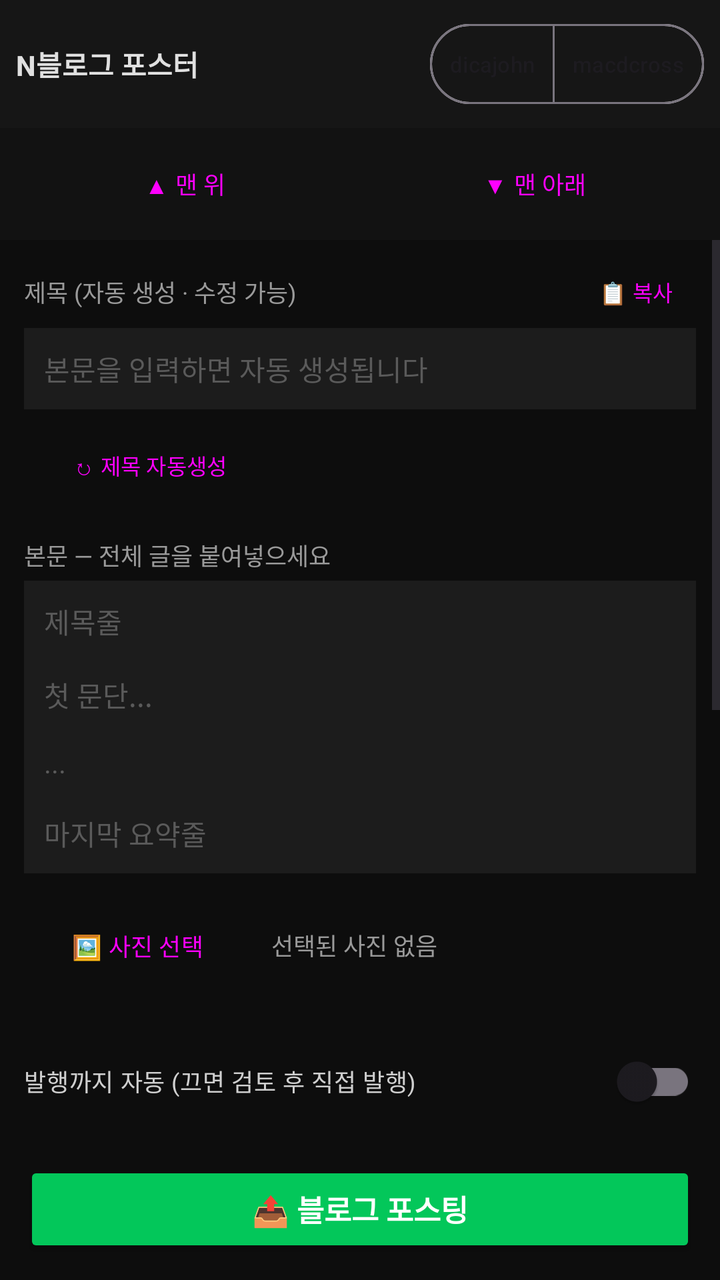
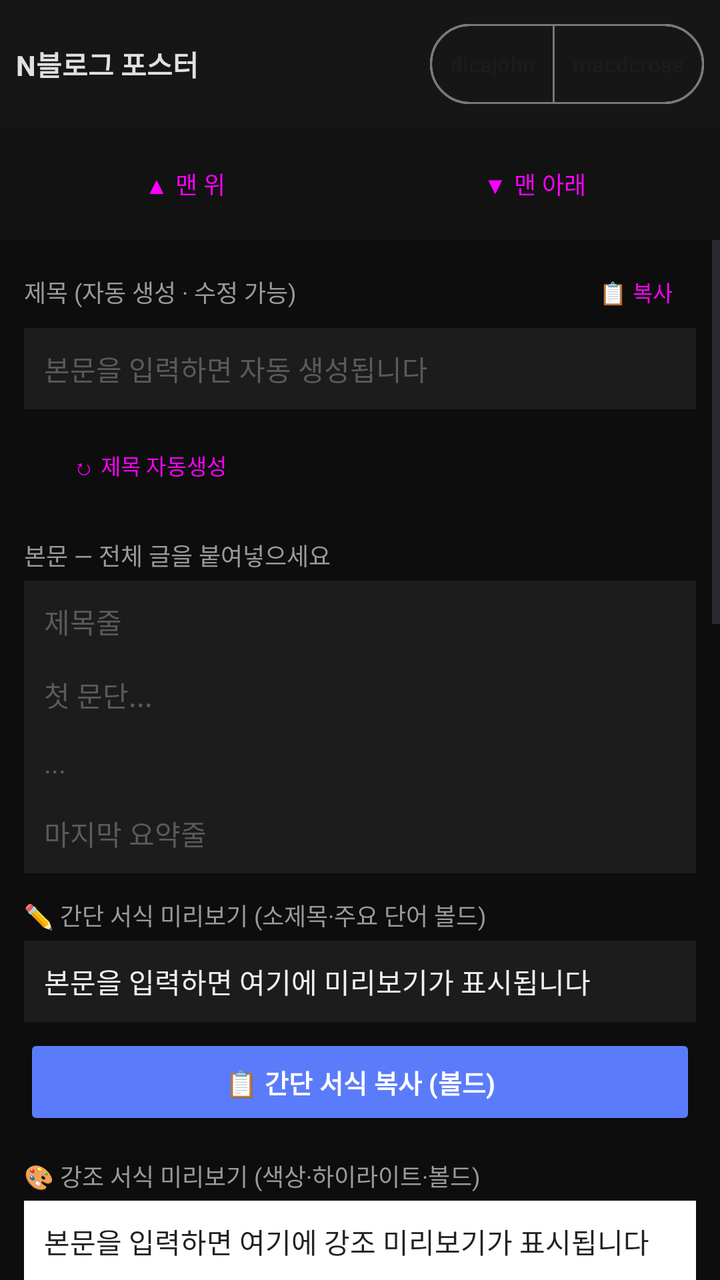

Compare the two renders of this Android layout. The source of the first and the diff that turns it into the second are given below.
<!-- AndroidManifest.xml: application theme Theme.Nclaude -->
<!-- res/layout/activity_main.xml -->
<?xml version="1.0" encoding="utf-8"?>
<LinearLayout xmlns:android="http://schemas.android.com/apk/res/android"
    xmlns:app="http://schemas.android.com/apk/res-auto"
    android:layout_width="match_parent"
    android:layout_height="match_parent"
    android:orientation="vertical"
    android:background="#0d0d0d">

    
    <LinearLayout
        android:layout_width="match_parent"
        android:layout_height="wrap_content"
        android:orientation="horizontal"
        android:gravity="center_vertical"
        android:padding="8dp"
        android:background="#161616">

        <TextView
            android:layout_width="0dp"
            android:layout_height="wrap_content"
            android:layout_weight="1"
            android:text="N블로그 포스터"
            android:textColor="#e0e0e0"
            android:textSize="14sp"
            android:textStyle="bold" />

        <com.google.android.material.button.MaterialButtonToggleGroup
            android:id="@+id/accountGroup"
            android:layout_width="wrap_content"
            android:layout_height="wrap_content"
            app:singleSelection="true"
            app:selectionRequired="true">

            <com.google.android.material.button.MaterialButton
                android:id="@+id/btnAcc1"
                style="?attr/materialButtonOutlinedStyle"
                android:layout_width="wrap_content"
                android:layout_height="wrap_content"
                android:text="dicajohn"
                android:textSize="11sp"
                android:minWidth="0dp"
                android:paddingStart="10dp"
                android:paddingEnd="10dp" />

            <com.google.android.material.button.MaterialButton
                android:id="@+id/btnAcc2"
                style="?attr/materialButtonOutlinedStyle"
                android:layout_width="wrap_content"
                android:layout_height="wrap_content"
                android:text="macdcross"
                android:textSize="11sp"
                android:minWidth="0dp"
                android:paddingStart="10dp"
                android:paddingEnd="10dp" />
        </com.google.android.material.button.MaterialButtonToggleGroup>
    </LinearLayout>

    <ProgressBar
        android:id="@+id/progress"
        style="?android:attr/progressBarStyleHorizontal"
        android:layout_width="match_parent"
        android:layout_height="wrap_content"
        android:indeterminate="true"
        android:visibility="gone" />

    <TextView
        android:id="@+id/status"
        android:layout_width="match_parent"
        android:layout_height="wrap_content"
        android:padding="6dp"
        android:textColor="#7c6ff7"
        android:textSize="12sp"
        android:visibility="gone" />

    
    <TextView
        android:id="@+id/debugLog"
        android:layout_width="match_parent"
        android:layout_height="wrap_content"
        android:paddingStart="6dp"
        android:paddingEnd="6dp"
        android:paddingTop="2dp"
        android:paddingBottom="2dp"
        android:background="#0a0a0a"
        android:fontFamily="monospace"
        android:textColor="#5fae5f"
        android:textSize="8sp"
        android:maxLines="3"
        android:scrollbars="vertical"
        android:visibility="gone" />

    
    <LinearLayout
        android:id="@+id/postBar"
        android:layout_width="match_parent"
        android:layout_height="wrap_content"
        android:orientation="horizontal"
        android:background="#121212"
        android:paddingStart="8dp"
        android:paddingEnd="8dp"
        android:paddingTop="2dp"
        android:paddingBottom="2dp"
        android:visibility="gone">

        <Button android:id="@+id/btnCollapseChrome"
            style="?attr/materialButtonOutlinedStyle"
            android:layout_width="0dp" android:layout_height="wrap_content"
            android:layout_weight="1" android:minWidth="0dp"
            android:minHeight="0dp" android:insetTop="0dp" android:insetBottom="0dp"
            android:text="▾ 입력도구·로그 접기" android:textSize="11sp" />

        <Button android:id="@+id/btnGuide"
            style="?attr/materialButtonOutlinedStyle"
            android:layout_width="0dp" android:layout_height="wrap_content"
            android:layout_weight="1" android:layout_marginStart="6dp" android:minWidth="0dp"
            android:minHeight="0dp" android:insetTop="0dp" android:insetBottom="0dp"
            android:text="❓ 사용법(복사·붙여넣기)" android:textSize="11sp" />
    </LinearLayout>

    
    <LinearLayout
        android:id="@+id/navBar"
        android:layout_width="match_parent"
        android:layout_height="wrap_content"
        android:orientation="horizontal"
        android:background="#121212"
        android:paddingStart="8dp"
        android:paddingEnd="8dp"
        android:paddingTop="4dp"
        android:paddingBottom="4dp">

        <Button android:id="@+id/btnScrollTop"
            style="?attr/materialButtonOutlinedStyle"
            android:layout_width="0dp" android:layout_height="wrap_content"
            android:layout_weight="1" android:minWidth="0dp"
            android:text="▲ 맨 위" android:textSize="12sp" />

        <Button android:id="@+id/btnScrollBottom"
            style="?attr/materialButtonOutlinedStyle"
            android:layout_width="0dp" android:layout_height="wrap_content"
            android:layout_weight="1" android:layout_marginStart="6dp" android:minWidth="0dp"
            android:text="▼ 맨 아래" android:textSize="12sp" />
    </LinearLayout>

    
    <LinearLayout
        android:id="@+id/manualBar"
        android:layout_width="match_parent"
        android:layout_height="wrap_content"
        android:orientation="vertical"
        android:background="#1a1320"
        android:paddingStart="6dp"
        android:paddingEnd="6dp"
        android:paddingTop="4dp"
        android:paddingBottom="4dp"
        android:visibility="gone">

        
        <LinearLayout
            android:layout_width="match_parent"
            android:layout_height="wrap_content"
            android:orientation="horizontal">

            <Button android:id="@+id/btnFillTitle"
                style="?attr/materialButtonOutlinedStyle"
                android:layout_width="0dp" android:layout_height="wrap_content"
                android:layout_weight="1" android:minWidth="0dp"
                android:text="제목 입력" android:textSize="11sp"
                android:paddingStart="2dp" android:paddingEnd="2dp" />

            <Button android:id="@+id/btnTitleCopy"
                style="?attr/materialButtonOutlinedStyle"
                android:layout_width="0dp" android:layout_height="wrap_content"
                android:layout_weight="1" android:layout_marginStart="4dp" android:minWidth="0dp"
                android:text="제목 복사" android:textSize="11sp"
                android:paddingStart="2dp" android:paddingEnd="2dp" />

            <Button android:id="@+id/btnTitlePaste"
                style="?attr/materialButtonOutlinedStyle"
                android:layout_width="0dp" android:layout_height="wrap_content"
                android:layout_weight="1" android:layout_marginStart="4dp" android:minWidth="0dp"
                android:text="제목 붙여넣기" android:textSize="11sp"
                android:paddingStart="2dp" android:paddingEnd="2dp" />
        </LinearLayout>

        
        <LinearLayout
            android:layout_width="match_parent"
            android:layout_height="wrap_content"
            android:orientation="horizontal"
            android:layout_marginTop="4dp">

            <Button android:id="@+id/btnFillBody"
                style="?attr/materialButtonOutlinedStyle"
                android:layout_width="0dp" android:layout_height="wrap_content"
                android:layout_weight="1" android:minWidth="0dp"
                android:text="내용 입력" android:textSize="11sp"
                android:paddingStart="2dp" android:paddingEnd="2dp" />

            <Button android:id="@+id/btnBodyCopy"
                style="?attr/materialButtonOutlinedStyle"
                android:layout_width="0dp" android:layout_height="wrap_content"
                android:layout_weight="1" android:layout_marginStart="4dp" android:minWidth="0dp"
                android:text="내용 복사" android:textSize="11sp"
                android:paddingStart="2dp" android:paddingEnd="2dp" />

            <Button android:id="@+id/btnBodyPaste"
                style="?attr/materialButtonOutlinedStyle"
                android:layout_width="0dp" android:layout_height="wrap_content"
                android:layout_weight="1" android:layout_marginStart="4dp" android:minWidth="0dp"
                android:text="내용 붙여넣기" android:textSize="11sp"
                android:paddingStart="2dp" android:paddingEnd="2dp" />
        </LinearLayout>

        
        <Button android:id="@+id/btnFillPhoto"
            style="?attr/materialButtonOutlinedStyle"
            android:layout_width="match_parent" android:layout_height="wrap_content"
            android:layout_marginTop="4dp" android:minWidth="0dp"
            android:text="🖼 사진 입력(파일 선택창)" android:textSize="11sp"
            android:paddingStart="2dp" android:paddingEnd="2dp" />
    </LinearLayout>

    
    <FrameLayout
        android:layout_width="match_parent"
        android:layout_height="0dp"
        android:layout_weight="1">

        <ScrollView
            android:id="@+id/form"
            android:layout_width="match_parent"
            android:layout_height="match_parent"
            android:fillViewport="true">

            <LinearLayout
                android:layout_width="match_parent"
                android:layout_height="wrap_content"
                android:orientation="vertical"
                android:padding="12dp">

                <LinearLayout
                    android:layout_width="match_parent"
                    android:layout_height="wrap_content"
                    android:orientation="horizontal"
                    android:gravity="center_vertical">

                    <TextView
                        android:layout_width="0dp"
                        android:layout_height="wrap_content"
                        android:layout_weight="1"
                        android:text="제목 (자동 생성 · 수정 가능)"
                        android:textColor="#9a9a9a"
                        android:textSize="12sp" />

                    <Button
                        android:id="@+id/btnCopyTitleHome"
                        style="?attr/materialButtonOutlinedStyle"
                        android:layout_width="wrap_content"
                        android:layout_height="wrap_content"
                        android:minWidth="0dp"
                        android:minHeight="0dp"
                        android:insetTop="0dp"
                        android:insetBottom="0dp"
                        android:paddingStart="12dp"
                        android:paddingEnd="12dp"
                        android:text="📋 복사"
                        android:textSize="11sp" />
                </LinearLayout>

                <EditText
                    android:id="@+id/titleInput"
                    android:layout_width="match_parent"
                    android:layout_height="wrap_content"
                    android:hint="본문을 입력하면 자동 생성됩니다"
                    android:textColor="#f0f0f0"
                    android:textColorHint="#5a5a5a"
                    android:textSize="14sp"
                    android:background="#1c1c1c"
                    android:padding="10dp"
                    android:layout_marginTop="4dp"
                    android:inputType="textMultiLine"
                    android:maxLines="3" />

                <Button
                    android:id="@+id/btnGenTitle"
                    style="?attr/materialButtonOutlinedStyle"
                    android:layout_width="wrap_content"
                    android:layout_height="wrap_content"
                    android:layout_marginTop="4dp"
                    android:text="↻ 제목 자동생성"
                    android:textSize="11sp" />

                <TextView
                    android:layout_width="wrap_content"
                    android:layout_height="wrap_content"
                    android:layout_marginTop="12dp"
                    android:text="본문 — 전체 글을 붙여넣으세요"
                    android:textColor="#9a9a9a"
                    android:textSize="12sp" />

                <EditText
                    android:id="@+id/contentInput"
                    android:layout_width="match_parent"
                    android:layout_height="wrap_content"
                    android:hint="제목줄\n\n첫 문단...\n\n...\n\n마지막 요약줄"
                    android:textColor="#f0f0f0"
                    android:textColorHint="#5a5a5a"
                    android:textSize="14sp"
                    android:background="#1c1c1c"
                    android:padding="10dp"
                    android:layout_marginTop="4dp"
                    android:gravity="top"
                    android:minLines="5"
                    android:maxLines="5"
                    android:scrollbars="vertical"
                    android:overScrollMode="always"
                    android:inputType="textMultiLine|textCapSentences" />

                
                <LinearLayout
                    android:layout_width="match_parent"
                    android:layout_height="wrap_content"
                    android:orientation="horizontal"
                    android:gravity="center_vertical"
                    android:layout_marginTop="12dp">

                    <Button
                        android:id="@+id/btnPickPhotos"
                        style="?attr/materialButtonOutlinedStyle"
                        android:layout_width="wrap_content"
                        android:layout_height="wrap_content"
                        android:text="🖼 사진 선택"
                        android:textSize="12sp" />

                    <TextView
                        android:id="@+id/photoCount"
                        android:layout_width="0dp"
                        android:layout_height="wrap_content"
                        android:layout_weight="1"
                        android:layout_marginStart="10dp"
                        android:text="선택된 사진 없음"
                        android:textColor="#9a9a9a"
                        android:textSize="12sp" />

                    <Button
                        android:id="@+id/btnClearPhotos"
                        style="?attr/materialButtonOutlinedStyle"
                        android:layout_width="wrap_content"
                        android:layout_height="wrap_content"
                        android:text="비우기"
                        android:textSize="11sp"
                        android:visibility="gone" />
                </LinearLayout>

                <HorizontalScrollView
                    android:layout_width="match_parent"
                    android:layout_height="wrap_content"
                    android:layout_marginTop="6dp"
                    android:scrollbars="none">

                    <LinearLayout
                        android:id="@+id/photoStrip"
                        android:layout_width="wrap_content"
                        android:layout_height="wrap_content"
                        android:orientation="horizontal" />
                </HorizontalScrollView>

                
                <androidx.appcompat.widget.SwitchCompat
                    android:id="@+id/autoPublishSwitch"
                    android:layout_width="match_parent"
                    android:layout_height="wrap_content"
                    android:layout_marginTop="14dp"
                    android:text="발행까지 자동 (끄면 검토 후 직접 발행)"
                    android:textColor="#cfcfcf"
                    android:textSize="12sp"
                    android:checked="false" />

                
                <Button
                    android:id="@+id/btnPost"
                    android:layout_width="match_parent"
                    android:layout_height="wrap_content"
                    android:layout_marginTop="16dp"
                    android:text="📤 블로그 포스팅"
                    android:textSize="15sp"
                    android:textStyle="bold"
                    android:backgroundTint="#03c75a"
                    android:textColor="#ffffff" />

                
                <TextView
                    android:layout_width="wrap_content"
                    android:layout_height="wrap_content"
                    android:layout_marginTop="16dp"
                    android:text="📱 블로그 앱으로 작성 (복사 → 붙여넣기)"
                    android:textColor="#03c75a"
                    android:textSize="13sp"
                    android:textStyle="bold" />

                <TextView
                    android:layout_width="match_parent"
                    android:layout_height="wrap_content"
                    android:layout_marginTop="3dp"
                    android:text="① 제목 복사 → 앱 제목칸에 붙여넣기  ②본문 복사(서식) → 본문칸에 붙여넣기"
                    android:textColor="#7a7a7a"
                    android:textSize="11sp" />

                <LinearLayout
                    android:layout_width="match_parent"
                    android:layout_height="wrap_content"
                    android:orientation="horizontal"
                    android:layout_marginTop="6dp">

                    <Button
                        android:id="@+id/btnCopyTitleApp"
                        style="?attr/materialButtonOutlinedStyle"
                        android:layout_width="0dp"
                        android:layout_height="wrap_content"
                        android:layout_weight="1"
                        android:minWidth="0dp"
                        android:text="① 제목 복사"
                        android:textSize="12sp" />

                    <Button
                        android:id="@+id/btnCopyBodyApp"
                        android:layout_width="0dp"
                        android:layout_height="wrap_content"
                        android:layout_weight="1"
                        android:layout_marginStart="6dp"
                        android:minWidth="0dp"
                        android:text="② 본문 복사(서식)"
                        android:textSize="12sp"
                        android:textStyle="bold"
                        android:backgroundTint="#03c75a"
                        android:textColor="#ffffff" />
                </LinearLayout>

                <Button
                    android:id="@+id/btnOpenBlogApp"
                    android:layout_width="match_parent"
                    android:layout_height="wrap_content"
                    android:layout_marginTop="6dp"
                    android:text="📱 네이버 블로그 앱 열기"
                    android:textSize="14sp"
                    android:textStyle="bold"
                    android:backgroundTint="#03c75a"
                    android:textColor="#ffffff" />

                <View
                    android:layout_width="match_parent"
                    android:layout_height="1dp"
                    android:layout_marginTop="18dp"
                    android:background="#2a2a2a" />

                <TextView
                    android:layout_width="wrap_content"
                    android:layout_height="wrap_content"
                    android:layout_marginTop="14dp"
                    android:text="SNS 공유 (포스팅 완료 후)"
                    android:textColor="#9a9a9a"
                    android:textSize="12sp" />

                <TextView
                    android:id="@+id/postedUrl"
                    android:layout_width="match_parent"
                    android:layout_height="wrap_content"
                    android:layout_marginTop="4dp"
                    android:text="아직 게시된 글이 없습니다"
                    android:textColor="#5a5a5a"
                    android:textSize="11sp"
                    android:autoLink="web" />

                
                <TextView
                    android:layout_width="wrap_content"
                    android:layout_height="wrap_content"
                    android:layout_marginTop="10dp"
                    android:text="공유 원문 (자동 생성 · 붙여넣기/수정 가능)"
                    android:textColor="#9a9a9a"
                    android:textSize="12sp" />

                <EditText
                    android:id="@+id/snsInput"
                    android:layout_width="match_parent"
                    android:layout_height="wrap_content"
                    android:hint="포스팅 완료 후 자동 생성됩니다.\n네이버 '공유하기 복사' 글을 붙여넣어도 됩니다."
                    android:textColor="#f0f0f0"
                    android:textColorHint="#5a5a5a"
                    android:textSize="13sp"
                    android:background="#1c1c1c"
                    android:padding="10dp"
                    android:layout_marginTop="4dp"
                    android:gravity="top"
                    android:minLines="3"
                    android:maxLines="6"
                    android:scrollbars="vertical"
                    android:inputType="textMultiLine" />

                
                <TextView
                    android:layout_width="wrap_content"
                    android:layout_height="wrap_content"
                    android:layout_marginTop="12dp"
                    android:text="후킹 메시지 (자동 변환 · 복사용)"
                    android:textColor="#9a9a9a"
                    android:textSize="12sp" />

                <EditText
                    android:id="@+id/hookOutput"
                    android:layout_width="match_parent"
                    android:layout_height="wrap_content"
                    android:hint="공유 원문을 넣으면 후킹 문구로 자동 변환됩니다."
                    android:textColor="#ffe27a"
                    android:textColorHint="#5a5a5a"
                    android:textSize="13sp"
                    android:background="#15140b"
                    android:padding="10dp"
                    android:layout_marginTop="4dp"
                    android:gravity="top"
                    android:minLines="6"
                    android:maxLines="14"
                    android:scrollbars="vertical"
                    android:inputType="textMultiLine" />

                <LinearLayout
                    android:layout_width="match_parent"
                    android:layout_height="wrap_content"
                    android:orientation="horizontal"
                    android:layout_marginTop="6dp">

                    <Button
                        android:id="@+id/btnGenHook"
                        style="?attr/materialButtonOutlinedStyle"
                        android:layout_width="0dp"
                        android:layout_height="wrap_content"
                        android:layout_weight="1"
                        android:minWidth="0dp"
                        android:text="↻ 다시 생성"
                        android:textSize="12sp" />

                    <Button
                        android:id="@+id/btnCopyHook"
                        android:layout_width="0dp"
                        android:layout_height="wrap_content"
                        android:layout_weight="1"
                        android:layout_marginStart="6dp"
                        android:minWidth="0dp"
                        android:text="📋 후킹 복사"
                        android:textSize="12sp"
                        android:textStyle="bold"
                        android:backgroundTint="#7c6ff7"
                        android:textColor="#ffffff" />
                </LinearLayout>

                
                <TextView
                    android:layout_width="match_parent"
                    android:layout_height="wrap_content"
                    android:layout_marginTop="14dp"
                    android:text="SNS별 개별 복사 (앱마다 형식 다름 · 복사 후 앱 열기)"
                    android:textColor="#9a9a9a"
                    android:textSize="12sp" />

                <LinearLayout
                    android:id="@+id/snsCards"
                    android:layout_width="match_parent"
                    android:layout_height="wrap_content"
                    android:orientation="vertical"
                    android:layout_marginTop="2dp" />

                <View
                    android:layout_width="match_parent"
                    android:layout_height="40dp" />
            </LinearLayout>
        </ScrollView>

        
        <WebView
            android:id="@+id/web"
            android:layout_width="match_parent"
            android:layout_height="match_parent"
            android:visibility="gone" />
    </FrameLayout>
</LinearLayout>
<!-- resources referenced by this layout -->
<resources>
  <style name="Theme.Nclaude" parent="Theme.Material3.DayNight.NoActionBar">
          <item name="android:windowBackground">#0d0d0d</item>
          <item name="android:statusBarColor">#0d0d0d</item>
      </style>
</resources>

<!-- the commit's change to res/layout/activity_main.xml (unified diff, before → after) -->
@@ -318,6 +318,70 @@
                     android:inputType="textMultiLine|textCapSentences" />
 
                 
+                <TextView
+                    android:layout_width="wrap_content"
+                    android:layout_height="wrap_content"
+                    android:layout_marginTop="12dp"
+                    android:text="✏️ 간단 서식 미리보기 (소제목·주요 단어 볼드)"
+                    android:textColor="#9a9a9a"
+                    android:textSize="12sp" />
+
+                <TextView
+                    android:id="@+id/previewBold"
+                    android:layout_width="match_parent"
+                    android:layout_height="wrap_content"
+                    android:layout_marginTop="4dp"
+                    android:background="#1c1c1c"
+                    android:padding="10dp"
+                    android:lineSpacingMultiplier="1.3"
+                    android:textColor="#f0f0f0"
+                    android:textSize="14sp"
+                    android:text="본문을 입력하면 여기에 미리보기가 표시됩니다" />
+
+                <Button
+                    android:id="@+id/btnCopyBold"
+                    android:layout_width="match_parent"
+                    android:layout_height="wrap_content"
+                    android:layout_marginTop="6dp"
+                    android:text="📋 간단 서식 복사 (볼드)"
+                    android:textSize="13sp"
+                    android:textStyle="bold"
+                    android:backgroundTint="#5b7cfa"
+                    android:textColor="#ffffff" />
+
+                
+                <TextView
+                    android:layout_width="wrap_content"
+                    android:layout_height="wrap_content"
+                    android:layout_marginTop="14dp"
+                    android:text="🎨 강조 서식 미리보기 (색상·하이라이트·볼드)"
+                    android:textColor="#9a9a9a"
+                    android:textSize="12sp" />
+
+                <TextView
+                    android:id="@+id/previewRich"
+                    android:layout_width="match_parent"
+                    android:layout_height="wrap_content"
+                    android:layout_marginTop="4dp"
+                    android:background="#ffffff"
+                    android:padding="10dp"
+                    android:lineSpacingMultiplier="1.3"
+                    android:textColor="#222222"
+                    android:textSize="14sp"
+                    android:text="본문을 입력하면 여기에 강조 미리보기가 표시됩니다" />
+
+                <Button
+                    android:id="@+id/btnCopyRich"
+                    android:layout_width="match_parent"
+                    android:layout_height="wrap_content"
+                    android:layout_marginTop="6dp"
+                    android:text="📋 강조 서식 복사 (네이버 붙여넣기용)"
+                    android:textSize="13sp"
+                    android:textStyle="bold"
+                    android:backgroundTint="#03c75a"
+                    android:textColor="#ffffff" />
+
+                
                 <LinearLayout
                     android:layout_width="match_parent"
                     android:layout_height="wrap_content"
